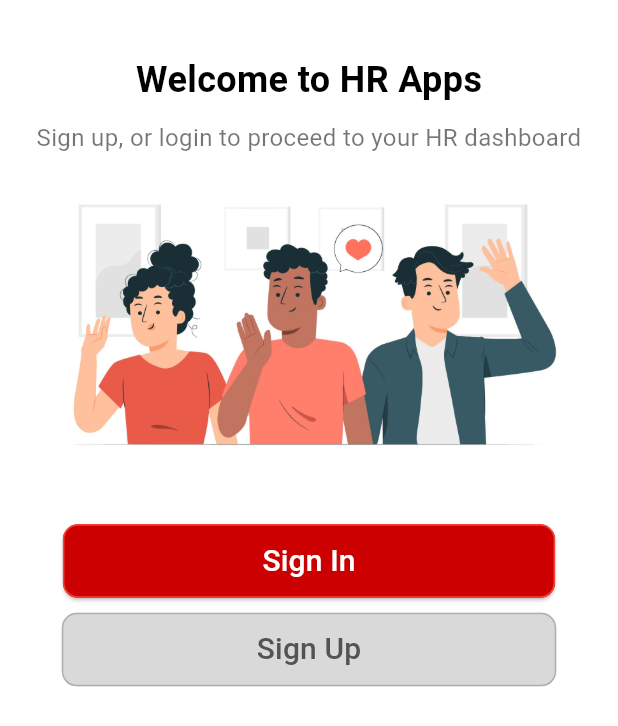
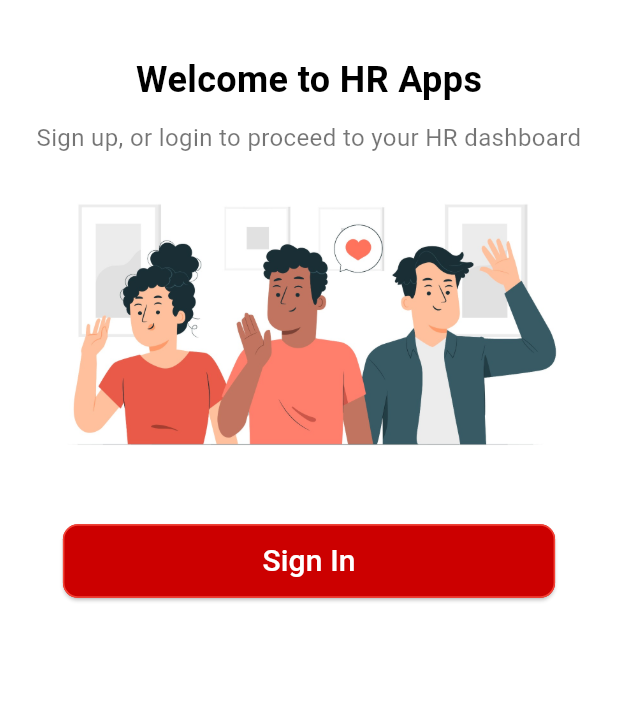
Before and after one commit to anca234/flutter_hris_app, a Flutter app: the AuthScreen screen opened directly, on a phone screen of 412 x 824 dp. Shown: the top 726 px of the screen. Run offline on Flutter 3.47's test engine with Material 3 defaults, Android fonts, the phone set to English and light mode, and no system bars; our stand-ins replace device_info_plus, geocoding, geolocator, shared_preferences; accounts and stored records are empty.

Commit message:
delete sign up

```diff
--- a/lib/screens/auth_screen.dart
+++ b/lib/screens/auth_screen.dart
@@ -8,8 +8,6 @@ class AuthScreen extends StatelessWidget {
   final TextEditingController _emailController = TextEditingController();
   final TextEditingController _passwordController = TextEditingController();
   AuthScreen({super.key});
-
-
 
   @override
   Widget build(BuildContext context) {
@@ -28,8 +26,8 @@ class AuthScreen extends StatelessWidget {
             // Gunakan Center untuk memusatkan konten
             child: Column(
               mainAxisAlignment: MainAxisAlignment.center,
-              crossAxisAlignment:
-                  CrossAxisAlignment.center, // Pusatkan konten secara horizontal
+              crossAxisAlignment: CrossAxisAlignment
+                  .center, // Pusatkan konten secara horizontal
               children: [
                 const SizedBox(height: 20),
                 const Text(
@@ -59,7 +57,8 @@ class AuthScreen extends StatelessWidget {
                         borderRadius: BorderRadius.circular(10.0),
                         side: BorderSide(color: Colors.red)),
                     backgroundColor: const Color.fromRGBO(204, 0, 0, 1.0),
-                    padding: EdgeInsets.symmetric(horizontal: 133, vertical: 10),
+                    padding:
+                        EdgeInsets.symmetric(horizontal: 133, vertical: 10),
                   ),
                   child: const Text('Sign In',
                       style: TextStyle(
@@ -67,31 +66,10 @@ class AuthScreen extends StatelessWidget {
                         fontSize: 20,
                       )),
                 ),
-                const SizedBox(height: 10),
-                TextButton(
-                  onPressed: () {
-                    showComingSoonPopup(context);
-                  },
-                  style: ElevatedButton.styleFrom(
-                    shape: RoundedRectangleBorder(
-                        borderRadius: BorderRadius.circular(10.0),
-                        side: BorderSide(
-                            color: const Color.fromARGB(255, 181, 173, 173))),
-                    backgroundColor: const Color.fromRGBO(217, 217, 217, 1.0),
-                    padding: EdgeInsets.symmetric(horizontal: 130, vertical: 10),
-                  ),
-                  child: const Text('Sign Up',
-                      style: TextStyle(
-                        color: Color.fromARGB(255, 84, 82, 82),
-                        fontSize: 20,
-                      )),
-                )
               ],
             ),
           ),
-        )
-      )
-    );
+        )));
   }
 
   void showComingSoonPopup(BuildContext context) {
@@ -125,8 +103,7 @@ class AuthScreen extends StatelessWidget {
                 left: 16,
                 right: 16,
                 bottom: MediaQuery.of(context).viewInsets.bottom + 16,
-              top: 16
-            ),
+                top: 16),
             child: Column(
               mainAxisSize: MainAxisSize.min,
               children: [
@@ -181,8 +158,7 @@ class AuthScreen extends StatelessWidget {
                   style: ElevatedButton.styleFrom(
                     shape: RoundedRectangleBorder(
                         borderRadius: BorderRadius.circular(10.0),
-                      side: BorderSide(color: Colors.red)
-                    ),
+                        side: BorderSide(color: Colors.red)),
                     backgroundColor: const Color.fromRGBO(204, 0, 0, 1.0),
                     padding: EdgeInsets.symmetric(horizontal: 30, vertical: 10),
                   ),
@@ -269,7 +245,4 @@ class AuthScreen extends StatelessWidget {
       );
     }
   }
-
-
-
 }
```
Lines whose indentation alone changed are shown as unchanged.
